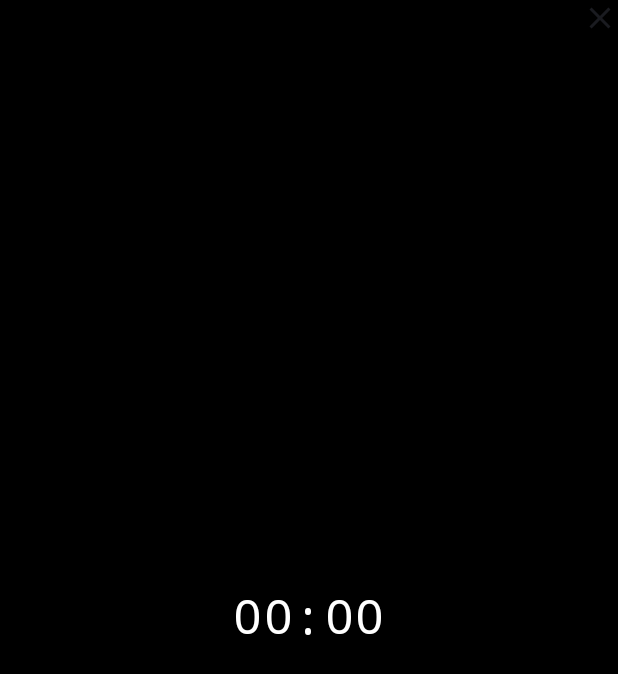
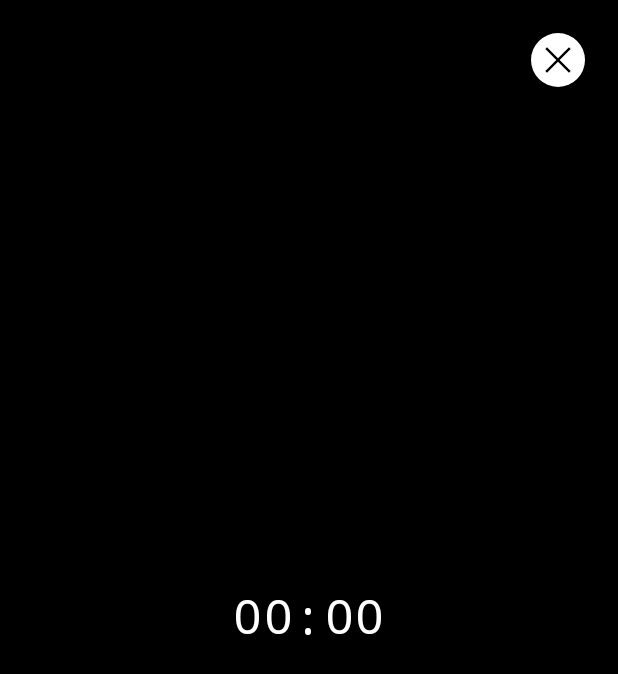
Before and after one commit to ludugz/pomodoro, an Android app built with Jetpack Compose: the composable FocusZone called with empty values, on a phone screen of 412 x 824 dp. Shown: the top 674 px of the screen. Run offline under Robolectric (Android 15) with nearby library versions, the phone set to English and light mode, and no system bars.

Commit message:
Update Icon

```diff
--- a/app/src/main/java/ludugz/pomodoro/ui/components/FocusZone.kt
+++ b/app/src/main/java/ludugz/pomodoro/ui/components/FocusZone.kt
@@ -1,10 +1,12 @@
 package ludugz.pomodoro.ui.components
 
 import androidx.compose.foundation.ExperimentalFoundationApi
+import androidx.compose.foundation.Image
 import androidx.compose.foundation.background
 import androidx.compose.foundation.combinedClickable
 import androidx.compose.foundation.layout.Box
 import androidx.compose.foundation.layout.fillMaxSize
+import androidx.compose.foundation.layout.padding
 import androidx.compose.material3.Icon
 import androidx.compose.material3.Text
 import androidx.compose.runtime.Composable
@@ -13,8 +15,10 @@ import androidx.compose.ui.Modifier
 import androidx.compose.ui.graphics.Color
 import androidx.compose.ui.res.painterResource
 import androidx.compose.ui.tooling.preview.Preview
+import androidx.compose.ui.unit.dp
 import androidx.compose.ui.unit.sp
 import ludugz.pomodoro.R
+import ludugz.pomodoro.ui.helpers.Constants.POMODORO_TIMER_DURATION
 import ludugz.pomodoro.ui.helpers.formattedTime
 
 
@@ -37,9 +41,11 @@ fun FocusZone(
                 onLongClick = onLongClick
             )
     ) {
-        Icon(
-            modifier = Modifier.align(alignment = Alignment.TopEnd),
-            painter = painterResource(id = R.drawable.ic_close_filled_24),
+        Image(
+            modifier = Modifier
+                .align(alignment = Alignment.TopEnd)
+                .padding(all = 16.dp),
+            painter = painterResource(id = R.drawable.ic_close_filled_48),
             contentDescription = ""
         )
         Text(
@@ -55,5 +61,10 @@ fun FocusZone(
 @Composable
 @Preview
 fun PreviewFocusZone() {
-//    FocusZone()
+    FocusZone(
+        timeLeft = POMODORO_TIMER_DURATION,
+        onLongClick = {
+
+        }
+    )
 }
--- a/app/src/main/res/drawable/ic_close_filled_24.xml
+++ /dev/null
@@ -1,9 +0,0 @@
-<vector xmlns:android="http://schemas.android.com/apk/res/android"
-    android:width="24dp"
-    android:height="24dp"
-    android:viewportWidth="960"
-    android:viewportHeight="960">
-  <path
-      android:pathData="m256,760 l-56,-56 224,-224 -224,-224 56,-56 224,224 224,-224 56,56 -224,224 224,224 -56,56 -224,-224 -224,224Z"
-      android:fillColor="#FFFFFF"/>
-</vector>
--- /dev/null
+++ b/app/src/main/res/drawable/ic_close_filled_48.xml
@@ -0,0 +1,9 @@
+<vector xmlns:android="http://schemas.android.com/apk/res/android"
+    android:width="48dp"
+    android:height="48dp"
+    android:viewportWidth="960"
+    android:viewportHeight="960">
+    <path
+        android:fillColor="#FFFFFF"
+        android:pathData="M333.08,648.92 L480,502l146.92,146.92 22,-22L502,480l146.92,-146.92 -22,-22L480,458 333.08,311.08l-22,22L458,480 311.08,626.92l22,22ZM480.13,840q-74.44,0 -139.79,-28.34t-114.48,-77.42q-49.13,-49.08 -77.49,-114.37Q120,554.58 120,480.13q0,-74.67 28.34,-140.41 28.34,-65.73 77.42,-114.36 49.08,-48.63 114.37,-76.99Q405.42,120 479.87,120q74.67,0 140.41,28.34 65.73,28.34 114.36,76.92 48.63,48.58 76.99,114.26Q840,405.19 840,479.87q0,74.44 -28.34,139.79t-76.92,114.48q-48.58,49.13 -114.26,77.49Q554.81,840 480.13,840Z" />
+</vector>
```
